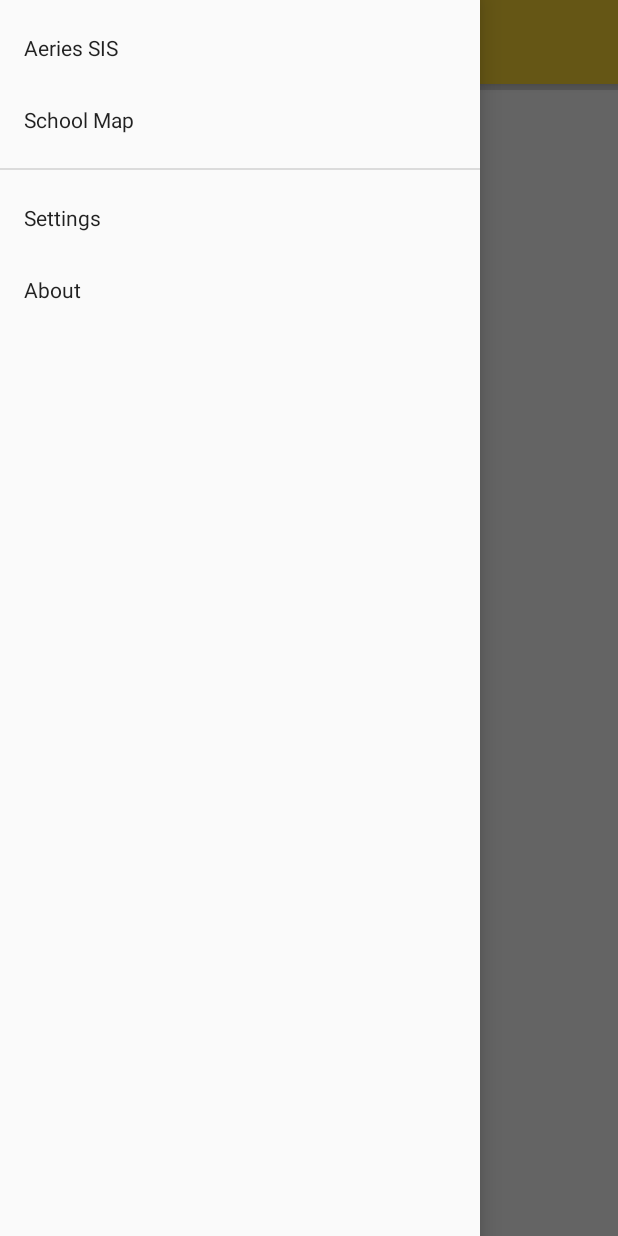
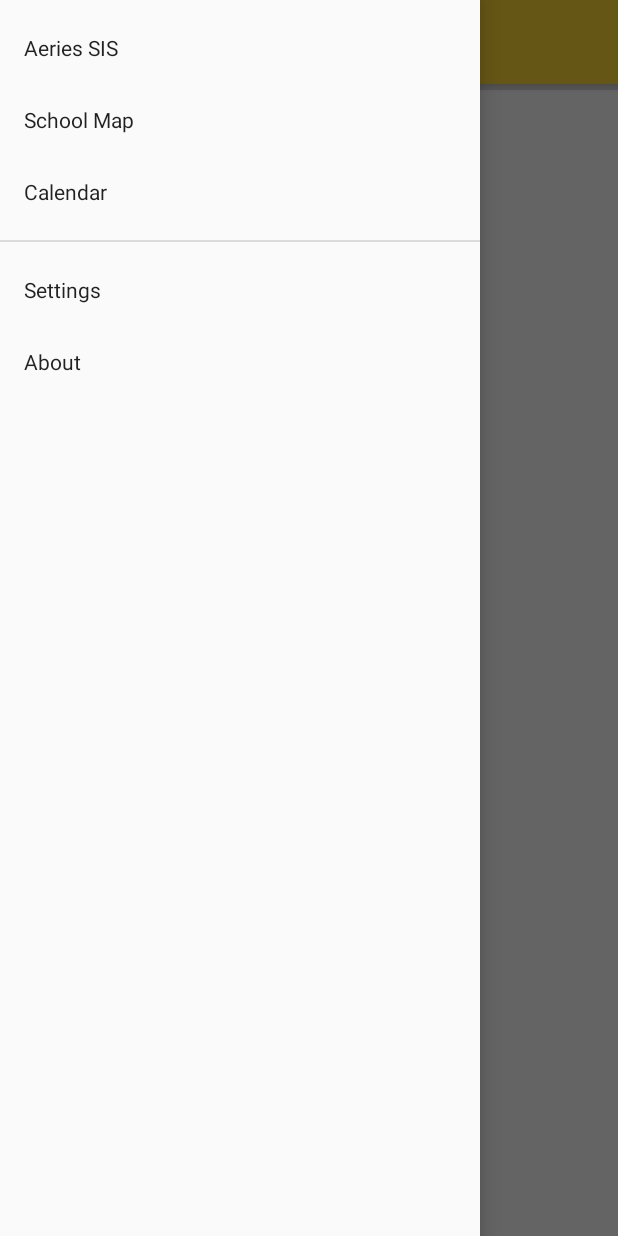
Before and after one commit to mvhs-apps/mvhs-app, an Android app: the screen it shows after launch (AeriesActivity), with the side drawer open, on a phone screen of 412 x 824 dp. Run offline under Robolectric (Android 15) with nearby library versions, the phone set to English and light mode, and no system bars; 2 statements that could not run were skipped.

Commit message:
JRebel for Android, crash fixing, toolbar names

```diff
--- a/app/build.gradle
+++ b/app/build.gradle
@@ -1,4 +1,6 @@
 apply plugin: 'com.android.application'
+// This does not break the build when Android Studio is missing the JRebel for Android plugin.
+apply plugin: 'com.zeroturnaround.jrebel.android'
 
 //noinspection GroovyMissingReturnStatement
 android {
--- a/app/src/main/java/com/mvhsapp/app/ui/AeriesActivity.java
+++ b/app/src/main/java/com/mvhsapp/app/ui/AeriesActivity.java
@@ -71,5 +71,8 @@ public class AeriesActivity extends DrawerActivity {
         mProgressBar.setVisibility(View.GONE);
     }
 
-
+    @Override
+    int getSelfNavDrawerItem() {
+        return NAVDRAWER_ITEM_AERIES;
+    }
 }
--- a/app/src/main/java/com/mvhsapp/app/ui/DrawerActivity.java
+++ b/app/src/main/java/com/mvhsapp/app/ui/DrawerActivity.java
@@ -23,18 +23,20 @@ import com.mvhsapp.app.R;
  * Base Activity with the Navigation Drawer
  */
 public abstract class DrawerActivity extends AppCompatActivity {
-    //TODO: Drawer shadow
+    protected static final int NAVDRAWER_ITEM_AERIES = 0;
+    protected static final int NAVDRAWER_ITEM_MAP = 1;
+    protected static final int NAVDRAWER_ITEM_CALENDAR = 2;
 
-    private static final int NAVDRAWER_ITEM_AERIES = 0;
-    private static final int NAVDRAWER_ITEM_MAP = 1;
     private static final int NAVDRAWER_ITEM_SETTINGS = -3;
     //private static final int NAVDRAWER_ITEM_HELP = -4;
     private static final int NAVDRAWER_ITEM_ABOUT = -5;
     private static final int NAVDRAWER_ITEM_INVALID = -1;
     private static final int NAVDRAWER_ITEM_SEPARATOR = -2;
+
     private static final int[] NAVDRAWER_ITEMS = new int[]{
             NAVDRAWER_ITEM_AERIES,
             NAVDRAWER_ITEM_MAP,
+            NAVDRAWER_ITEM_CALENDAR,
             NAVDRAWER_ITEM_SEPARATOR,
             NAVDRAWER_ITEM_SETTINGS,
             //NAVDRAWER_ITEM_HELP,
@@ -44,7 +46,6 @@ public abstract class DrawerActivity extends AppCompatActivity {
     private static final int MAIN_CONTENT_FADEOUT_DURATION = 150;
     private static final int MAIN_CONTENT_FADEIN_DURATION = 250;
 
-    private String[] mNavDrawerStrings;
     private DrawerLayout mDrawerLayout;
 
     private Handler mHandler;
@@ -84,7 +85,7 @@ public abstract class DrawerActivity extends AppCompatActivity {
         mDrawerLayout = (DrawerLayout) findViewById(R.id.activity_drawer_drawerlayout);
         Resources resources = getResources();
 
-        mNavDrawerStrings = resources.getStringArray(R.array.nav_drawer_items);
+        String[] navDrawerStrings = resources.getStringArray(R.array.nav_drawer_items);
 
         if (mActionBarToolbar != null) {
             mActionBarToolbar.setNavigationIcon(R.drawable.ic_menu_black_24dp);
@@ -92,7 +93,7 @@ public abstract class DrawerActivity extends AppCompatActivity {
                     .OnClickListener() {
                 @Override
                 public void onClick(View view) {
-                    mDrawerLayout.openDrawer(GravityCompat.START);
+                    openDrawer();
                 }
             });
         }
@@ -119,7 +120,7 @@ public abstract class DrawerActivity extends AppCompatActivity {
             }
         });
 
-        mDrawerLayout.setDrawerShadow(R.drawable.drawer_shadow,GravityCompat.START);
+        mDrawerLayout.setDrawerShadow(R.drawable.drawer_shadow, GravityCompat.START);
 
         ScrollView mDrawerScrollView = (ScrollView) findViewById(R.id
                 .activity_drawer_drawer_scrollview);
@@ -153,7 +154,7 @@ public abstract class DrawerActivity extends AppCompatActivity {
                         mDrawerListLinearLayout, false));
             } else {
                 TextView v = (TextView) getLayoutInflater().inflate(R.layout.list_item_drawer, mDrawerListLinearLayout, false);
-                v.setText(mNavDrawerStrings[i]);
+                v.setText(navDrawerStrings[i]);
                 v.setOnClickListener(new View.OnClickListener() {
                     @Override
                     public void onClick(View v) {
@@ -166,25 +167,13 @@ public abstract class DrawerActivity extends AppCompatActivity {
         }
     }
 
+    protected void openDrawer() {
+        mDrawerLayout.openDrawer(GravityCompat.START);
+    }
+
     void resetTitle() {
-        /*setTitle(NAVDRAWER_ACTIONBAR_TITLE_RES_ID[getSelfNavDrawerItem()]);
-        ViewTreeObserver vto = findViewById(android.R.id.content).getViewTreeObserver();
-        vto.addOnGlobalLayoutListener(new ViewTreeObserver.OnGlobalLayoutListener() {
-            @SuppressWarnings("deprecation")
-            @Override
-            public void onGlobalLayout() {
-                if (getActionBarToolbar().isTitleTruncated()) {
-                    setTitle(null);
-                }
-                if (Build.VERSION.SDK_INT >= Build.VERSION_CODES.JELLY_BEAN) {
-                    findViewById(android.R.id.content).getViewTreeObserver()
-                            .removeOnGlobalLayoutListener(this);
-                } else {
-                    findViewById(android.R.id.content).getViewTreeObserver()
-                            .removeGlobalOnLayoutListener(this);
-                }
-            }
-        });*/
+        String[] toolbarStrings = getResources().getStringArray(R.array.nav_drawer_toolbar_names);
+        setTitle(getString(R.string.nav_drawer_toolbar_prefix) + toolbarStrings[getSelfNavDrawerItem()]);
     }
 
     void lockDrawer(boolean lock) {
--- a/app/src/main/java/com/mvhsapp/app/widget/SearchView.java
+++ b/app/src/main/java/com/mvhsapp/app/widget/SearchView.java
@@ -59,7 +59,7 @@ public class SearchView extends RelativeLayout {
 
         LayoutInflater inflater = (LayoutInflater) context
                 .getSystemService(Context.LAYOUT_INFLATER_SERVICE);
-        inflater.inflate(R.layout.searchbox, this, true);
+        inflater.inflate(R.layout.searchview, this, true);
 
         mSearchboxEditText = (SearchboxEditText) findViewById(R.id.searchbox_edittext);
         mSearchboxEditText.addTextChangedListener(new TextWatcher() {
--- a/app/src/main/res/values-v21/styles.xml
+++ b/app/src/main/res/values-v21/styles.xml
@@ -10,7 +10,7 @@
         <item name="toolbarShadow">@null</item>
     </style>
 
-    <style name="Theme.MVHSApp.Light.Map" parent="Base.Theme.MVHSApp.Light">
+    <style name="Theme.MVHSApp.Light.Map" parent="Theme.MVHSApp.Light.WithNavDrawer">
         <item name="android:windowTranslucentStatus">true</item>
         <item name="android:windowDrawsSystemBarBackgrounds">true</item>
     </style>
--- a/app/src/main/res/values/strings.xml
+++ b/app/src/main/res/values/strings.xml
@@ -12,9 +12,17 @@
         <item>@string/aeries</item>
         <item>@string/map</item>
         <item>@string/calendar</item>
+        <item>SEPARATOR</item>
         <item>@string/settings</item>
         <item>@string/about</item>
     </string-array>
+
+    <string-array name="nav_drawer_toolbar_names">
+        <item>@string/aeries</item>
+        <item>@string/map</item>
+        <item>@string/calendar</item>
+    </string-array>
+    <string name="nav_drawer_toolbar_prefix">"MVHS - "</string>
 
     <string name="proceed">To proceed, press yellow circle with arrow.</string>
     <string name="path_to">Path from %1$s to %2$s</string>
--- a/app/src/main/res/values/styles.xml
+++ b/app/src/main/res/values/styles.xml
@@ -6,11 +6,11 @@
         <item name="toolbarShadow">@drawable/shadow</item>
     </style>
 
-    <style name="Theme.MVHSApp.Light.Map" parent="Base.Theme.MVHSApp.Light" />
-
     <style name="Theme.MVHSApp.Light.WithNavDrawer" parent="Base.Theme.MVHSApp.Light">
         <item name="toolbarShadow">@drawable/shadow</item>
     </style>
+
+    <style name="Theme.MVHSApp.Light.Map" parent="Theme.MVHSApp.Light.WithNavDrawer"/>
 
     <style name="Base.Theme.MVHSApp.Light" parent="Theme.AppCompat.Light.NoActionBar">
         <item name="colorPrimary">@color/primary</item>
--- a/build.gradle
+++ b/build.gradle
@@ -3,9 +3,14 @@
 buildscript {
     repositories {
         jcenter()
+        maven {
+            url 'https://repos.zeroturnaround.com/nexus/content/repositories/zt-public-releases'
+        }
     }
     dependencies {
         classpath 'com.android.tools.build:gradle:1.+'
+        // This does not break the build when Android Studio is missing the JRebel for Android plugin.
+        classpath 'com.zeroturnaround.jrebel.android:jr-android-gradle:0.8.+'
 
         // NOTE: Do not place your application dependencies here; they belong
         // in the individual module build.gradle files
```
Also changed, not shown: app/src/main/java/com/mvhsapp/app/Utils.java (+10 -1 lines), app/src/main/java/com/mvhsapp/app/ui/AeriesFragment.java (+10 -1 lines), app/src/main/java/com/mvhsapp/app/ui/MapActivity.java (+34 -26 lines), app/src/main/res/layout/activity_map.xml (+14 -3 lines), app/src/main/res/layout/appbar_navigating.xml (renamed from app/src/main/res/layout/navigation_appbar.xml), app/src/main/res/layout/appbar_navigation_start_dest.xml (renamed from app/src/main/res/layout/navigation_selection_appbar.xml), app/src/main/res/layout/searchview.xml (renamed from app/src/main/res/layout/searchbox.xml).
